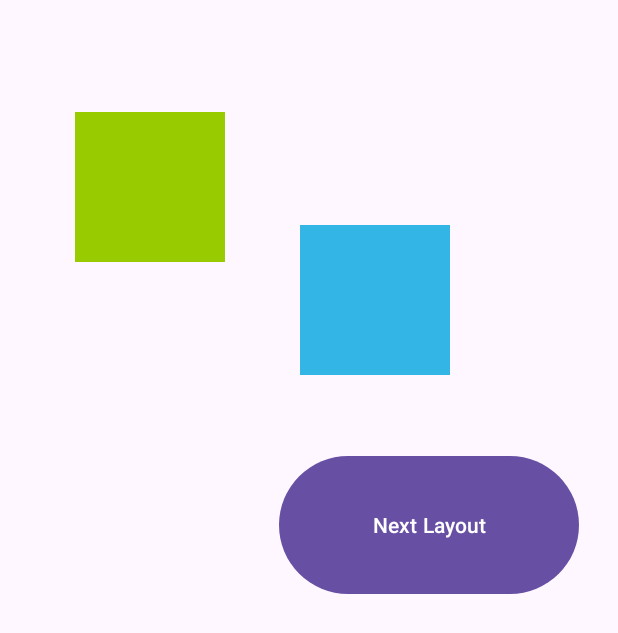
After one commit to saurabh-gawade-29/MyFirstApplication, an Android app: the layout activity_absolute.xml on its own in the app's theme, with its tools: preview values and no code run, on a phone screen of 412 x 824 dp. The commit adds this screen. Shown: the top 633 px of the screen. Run offline under Robolectric (Android 15) with nearby library versions, the phone set to English and light mode, and no system bars.

Commit message:
laouts added

```diff
--- /dev/null
+++ b/app/src/main/res/layout/activity_absolute.xml
@@ -0,0 +1,33 @@
+<?xml version="1.0" encoding="utf-8"?>
+<androidx.constraintlayout.widget.ConstraintLayout xmlns:android="http://schemas.android.com/apk/res/android"
+    android:layout_width="match_parent"
+    android:layout_height="match_parent">
+
+    <AbsoluteLayout
+        android:layout_width="match_parent"
+        android:layout_height="match_parent">
+
+        <View
+            android:layout_width="100dp"
+            android:layout_height="100dp"
+            android:layout_x="50dp"
+            android:layout_y="75dp"
+            android:background="@android:color/holo_green_light" />
+
+        <View
+            android:layout_width="100dp"
+            android:layout_height="100dp"
+            android:layout_x="200dp"
+            android:layout_y="150dp"
+            android:background="@android:color/holo_blue_light" />
+
+        <Button
+            android:id="@+id/next_layout_btn"
+            android:layout_width="200dp"
+            android:layout_height="100dp"
+            android:layout_x="186dp"
+            android:layout_y="300dp"
+            android:text="Next Layout" />
+    </AbsoluteLayout>
+
+</androidx.constraintlayout.widget.ConstraintLayout>
```
Also changed, not shown: app/src/main/java/com/example/myfirstapplication/MainActivity.java (+14 -3 lines), app/src/main/res/layout/activity_list.xml (added, +11 -0 lines).
